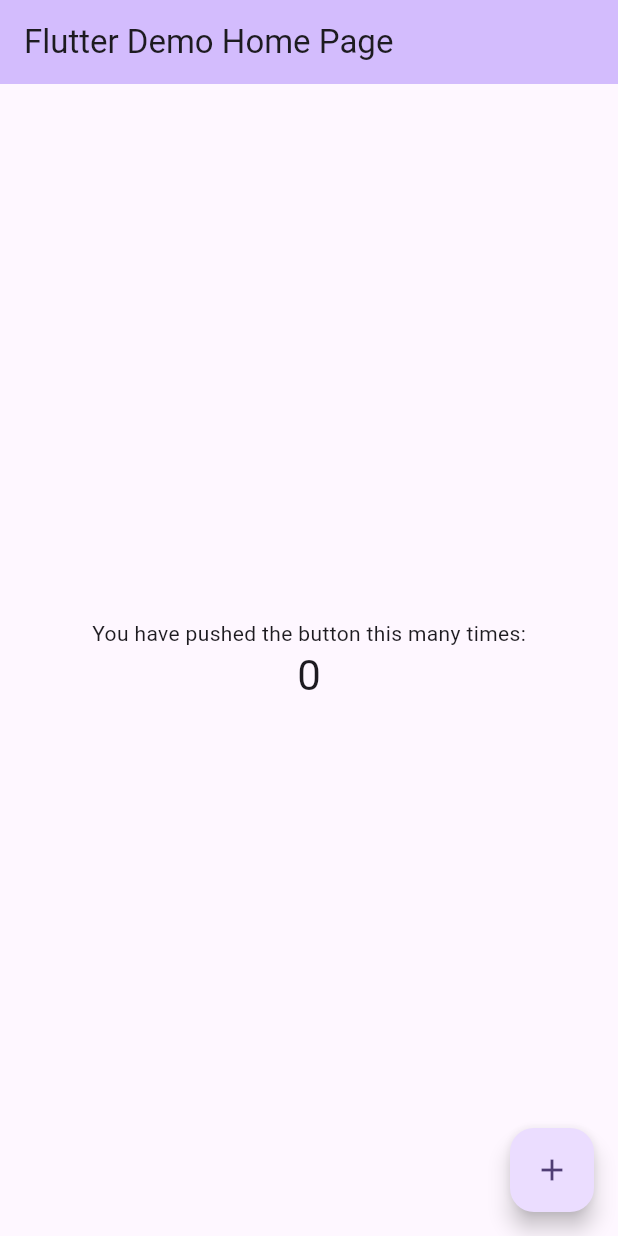
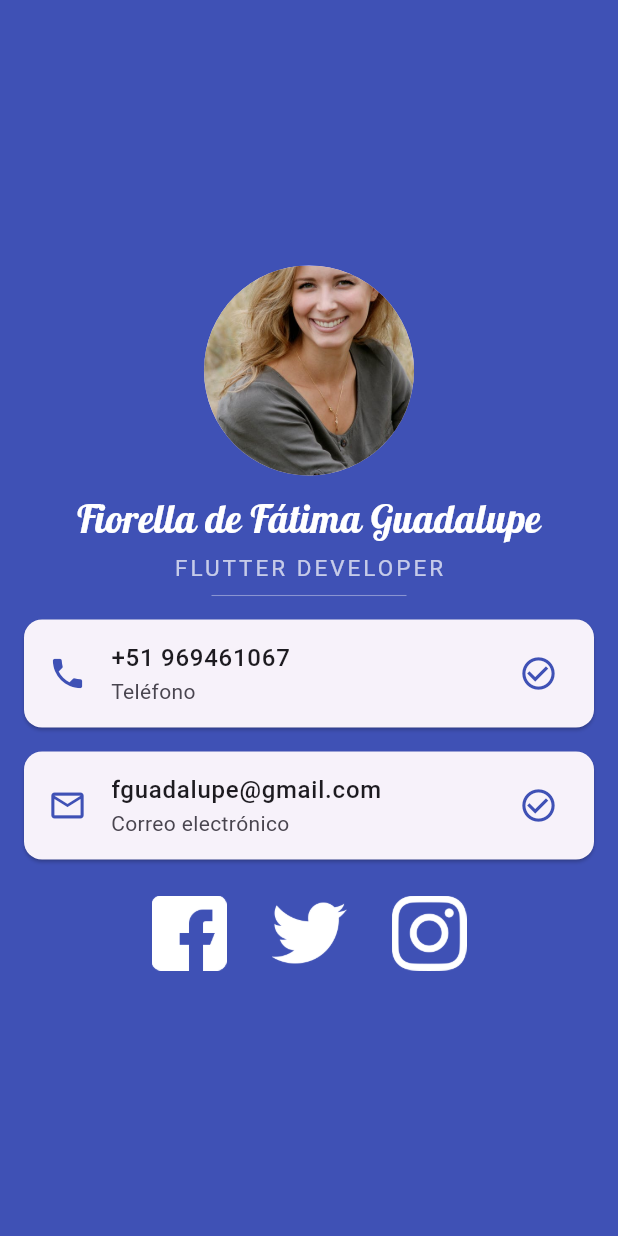
Before and after one commit to jcam85/mycardapp, a Flutter app: the screen it shows after launch, on a phone screen of 412 x 824 dp. Run offline on Flutter 3.47's test engine with Material 3 defaults, Android fonts, the phone set to English and light mode, and no system bars.

Commit message:
Termino de mycardapp

```diff
--- a/lib/main.dart
+++ b/lib/main.dart
@@ -1,125 +1,11 @@
 import 'package:flutter/material.dart';
+import 'package:mycardapp/mycard.dart';
 
 void main() {
-  runApp(const MyApp());
+  runApp(
+    MaterialApp(
+      home: MyCard(),
+      debugShowCheckedModeBanner: false,
+    ),
+  );
 }
-
-class MyApp extends StatelessWidget {
-  const MyApp({super.key});
-
-  // This widget is the root of your application.
-  @override
-  Widget build(BuildContext context) {
-    return MaterialApp(
-      title: 'Flutter Demo',
-      theme: ThemeData(
-        // This is the theme of your application.
-        //
-        // TRY THIS: Try running your application with "flutter run". You'll see
-        // the application has a blue toolbar. Then, without quitting the app,
-        // try changing the seedColor in the colorScheme below to Colors.green
-        // and then invoke "hot reload" (save your changes or press the "hot
-        // reload" button in a Flutter-supported IDE, or press "r" if you used
-        // the command line to start the app).
-        //
-        // Notice that the counter didn't reset back to zero; the application
-        // state is not lost during the reload. To reset the state, use hot
-        // restart instead.
-        //
-        // This works for code too, not just values: Most code changes can be
-        // tested with just a hot reload.
-        colorScheme: ColorScheme.fromSeed(seedColor: Colors.deepPurple),
-        useMaterial3: true,
-      ),
-      home: const MyHomePage(title: 'Flutter Demo Home Page'),
-    );
-  }
-}
-
-class MyHomePage extends StatefulWidget {
-  const MyHomePage({super.key, required this.title});
-
-  // This widget is the home page of your application. It is stateful, meaning
-  // that it has a State object (defined below) that contains fields that affect
-  // how it looks.
-
-  // This class is the configuration for the state. It holds the values (in this
-  // case the title) provided by the parent (in this case the App widget) and
-  // used by the build method of the State. Fields in a Widget subclass are
-  // always marked "final".
-
-  final String title;
-
-  @override
-  State<MyHomePage> createState() => _MyHomePageState();
-}
-
-class _MyHomePageState extends State<MyHomePage> {
-  int _counter = 0;
-
-  void _incrementCounter() {
-    setState(() {
-      // This call to setState tells the Flutter framework that something has
-      // changed in this State, which causes it to rerun the build method below
-      // so that the display can reflect the updated values. If we changed
-      // _counter without calling setState(), then the build method would not be
-      // called again, and so nothing would appear to happen.
-      _counter++;
-    });
-  }
-
-  @override
-  Widget build(BuildContext context) {
-    // This method is rerun every time setState is called, for instance as done
-    // by the _incrementCounter method above.
-    //
-    // The Flutter framework has been optimized to make rerunning build methods
-    // fast, so that you can just rebuild anything that needs updating rather
-    // than having to individually change instances of widgets.
-    return Scaffold(
-      appBar: AppBar(
-        // TRY THIS: Try changing the color here to a specific color (to
-        // Colors.amber, perhaps?) and trigger a hot reload to see the AppBar
-        // change color while the other colors stay the same.
-        backgroundColor: Theme.of(context).colorScheme.inversePrimary,
-        // Here we take the value from the MyHomePage object that was created by
-        // the App.build method, and use it to set our appbar title.
-        title: Text(widget.title),
-      ),
-      body: Center(
-        // Center is a layout widget. It takes a single child and positions it
-        // in the middle of the parent.
-        child: Column(
-          // Column is also a layout widget. It takes a list of children and
-          // arranges them vertically. By default, it sizes itself to fit its
-          // children horizontally, and tries to be as tall as its parent.
-          //
-          // Column has various properties to control how it sizes itself and
-          // how it positions its children. Here we use mainAxisAlignment to
-          // center the children vertically; the main axis here is the vertical
-          // axis because Columns are vertical (the cross axis would be
-          // horizontal).
-          //
-          // TRY THIS: Invoke "debug painting" (choose the "Toggle Debug Paint"
-          // action in the IDE, or press "p" in the console), to see the
-          // wireframe for each widget.
-          mainAxisAlignment: MainAxisAlignment.center,
-          children: <Widget>[
-            const Text(
-              'You have pushed the button this many times:',
-            ),
-            Text(
-              '$_counter',
-              style: Theme.of(context).textTheme.headlineMedium,
-            ),
-          ],
-        ),
-      ),
-      floatingActionButton: FloatingActionButton(
-        onPressed: _incrementCounter,
-        tooltip: 'Increment',
-        child: const Icon(Icons.add),
-      ), // This trailing comma makes auto-formatting nicer for build methods.
-    );
-  }
-}
--- /dev/null
+++ b/lib/mycard.dart
@@ -0,0 +1,128 @@
+import 'package:flutter/material.dart';
+
+class MyCard extends StatelessWidget {
+  //const MyCard({super.key});
+
+  @override
+  Widget build(BuildContext context) {
+    return SafeArea(
+      child: Scaffold(
+        backgroundColor: Colors.indigo,
+        body: Column(
+          mainAxisAlignment: MainAxisAlignment.center,
+          children: [
+            CircleAvatar(
+              radius: 70,
+              backgroundImage: AssetImage("assets/images/persona1.jpeg"),
+              //backgroundImage: AssetImage("assets/images/persona2.jpeg"),
+            ),
+            SizedBox(
+              height: 10.0,
+            ),
+            Text(
+              "Fiorella de Fátima Guadalupe",
+              style: TextStyle(
+                color: Colors.white,
+                fontSize: 26.0,
+                //fontWeight: FontWeight.w700,
+                fontFamily: "Lobster",
+              ),
+            ),
+            SizedBox(
+              height: 4.0,
+            ),
+            Text(
+              "FLUTTER DEVELOPER",
+              style: TextStyle(
+                color: Colors.white70,
+                fontSize: 15.0,
+                letterSpacing: 2.0,
+              ),
+            ),
+            SizedBox(
+              width: 170.0,
+              child: Divider(
+                thickness: 0.7,
+                color: Colors.white38,
+                indent: 20.0,
+                endIndent: 20.0,
+              ),
+            ),
+            Card(
+              margin: EdgeInsets.symmetric(horizontal: 16.0, vertical: 8.0),
+              //elevation: 5.0,
+              child: ListTile(
+                leading: Icon(
+                  Icons.phone,
+                  color: Colors.indigo,
+                  size: 26.0,
+                ),
+                title: Text(
+                  "+51 969461067",
+                  style: TextStyle(
+                    fontWeight: FontWeight.w500,
+                  ),
+                ),
+                subtitle: Text("Teléfono"),
+                trailing: Icon(
+                  Icons.check_circle_outline,
+                  color: Colors.indigo,
+                  size: 26.0,
+                ),
+              ),
+            ),
+            Card(
+              margin: EdgeInsets.symmetric(horizontal: 16.0, vertical: 8.0),
+              //elevation: 5.0,
+              child: ListTile(
+                leading: Icon(
+                  Icons.email_outlined,
+                  color: Colors.indigo,
+                  size: 26.0,
+                ),
+                title: Text(
+                  "fguadalupe@gmail.com",
+                  style: TextStyle(
+                    fontWeight: FontWeight.w500,
+                  ),
+                ),
+                subtitle: Text("Correo electrónico"),
+                trailing: Icon(
+                  Icons.check_circle_outline,
+                  color: Colors.indigo,
+                  size: 26.0,
+                ),
+              ),
+            ),
+            SizedBox(
+              height: 16.0,
+            ),
+            Row(
+              mainAxisAlignment: MainAxisAlignment.center,
+              children: [
+                Image.asset(
+                  "assets/images/facebook.png",
+                  height: 50.0,
+                ),
+                SizedBox(
+                  width: 30,
+                ),
+                Image.asset(
+                  "assets/images/twitter.png",
+                  height: 50.0,
+                ),
+                SizedBox(
+                  width: 30,
+                ),
+                Image.asset(
+                  "assets/images/instagram.png",
+                  height: 50.0,
+                ),
+              ],
+            )
+          ],
+        ),
+      ),
+    );
+  }
+}
--- a/pubspec.yaml
+++ b/pubspec.yaml
@@ -59,7 +59,9 @@ flutter:
   uses-material-design: true
 
   # To add assets to your application, add an assets section, like this:
+  assets:
   # assets:
+    - assets/images/
   #   - images/a_dot_burr.jpeg
   #   - images/a_dot_ham.jpeg
 
@@ -74,8 +76,12 @@ flutter:
   # "family" key with the font family name, and a "fonts" key with a
   # list giving the asset and other descriptors for the font. For
   # example:
+  fonts:
   # fonts:
   #   - family: Schyler
+    - family: Lobster
+      fonts:
+        - asset: assets/fonts/Lobster-Regular.ttf
   #     fonts:
   #       - asset: fonts/Schyler-Regular.ttf
   #       - asset: fonts/Schyler-Italic.ttf
```
Also changed, not shown: assets/fonts/Lobster-Regular.ttf (added), assets/images/facebook.png (added), assets/images/instagram.png (added), assets/images/persona1.jpeg (added), assets/images/persona2.jpeg (added), assets/images/twitter.png (added).
